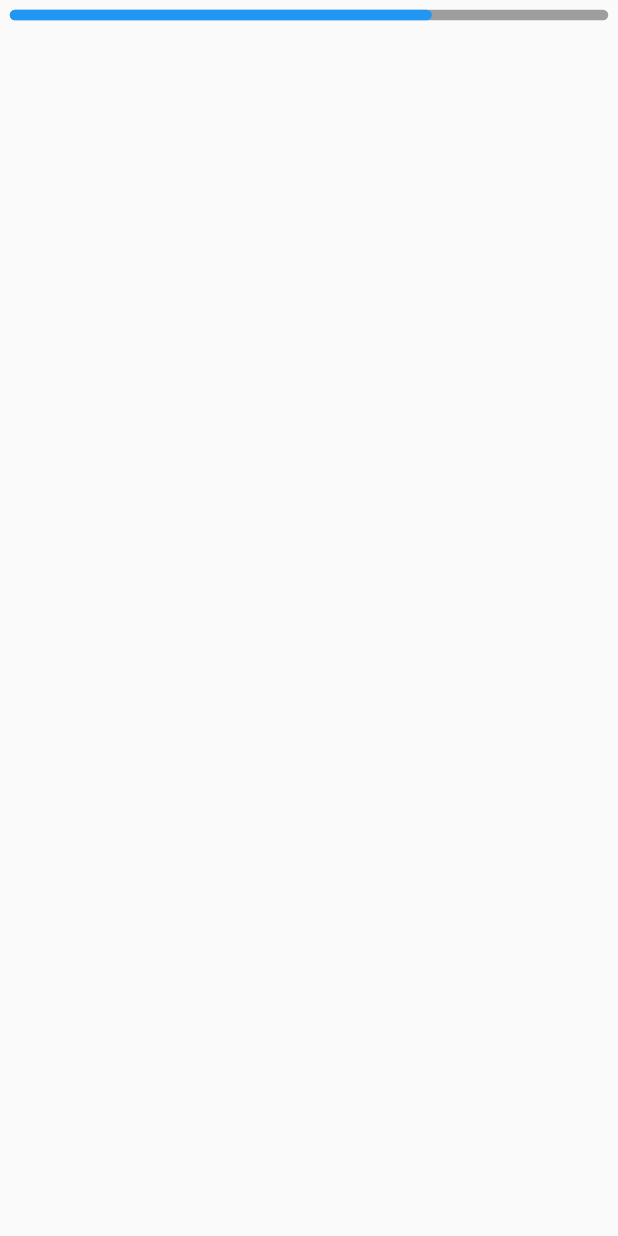
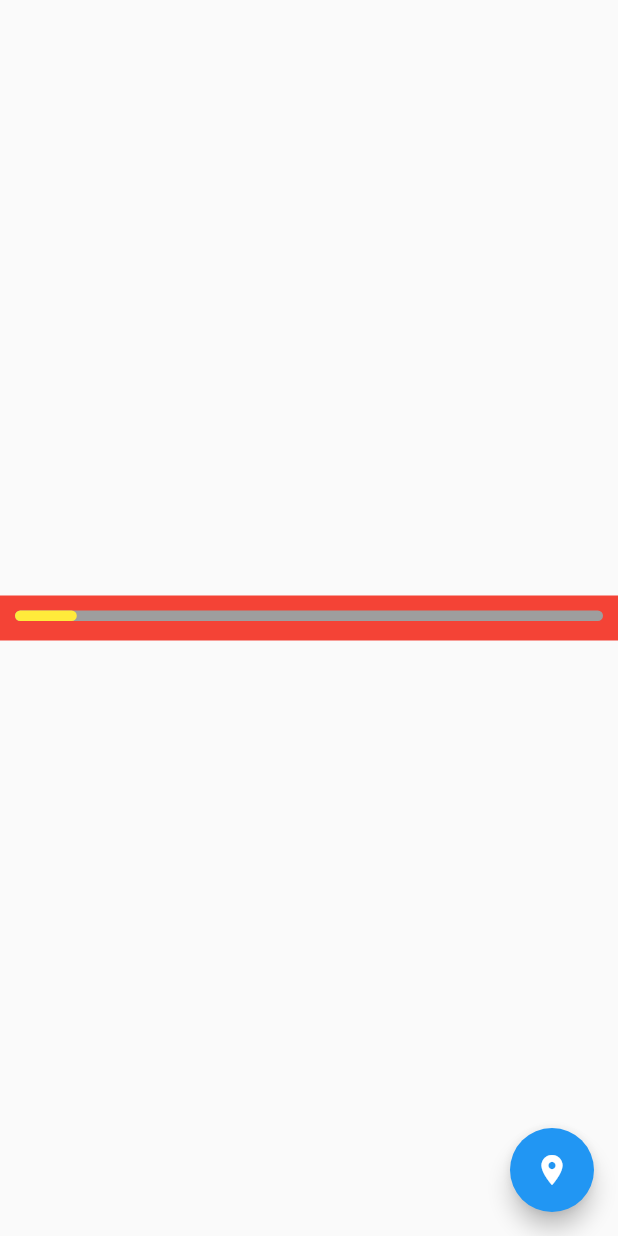
Before and after one commit to KitanoR/reto-zapato-flutter, a Flutter app: the screen it shows after launch, on a phone screen of 412 x 824 dp. Run offline on Flutter 3.47's test engine with Material 2 defaults, Android fonts, the phone set to English and light mode, and no system bars; our stand-ins replace animate_do.

```diff
--- a/lib/src/pages/progress_page.dart
+++ b/lib/src/pages/progress_page.dart
@@ -2,17 +2,37 @@ import 'package:flutter/material.dart';
 import 'package:zapatos/src/widgets/progress_bar.dart';
 
 
-class ProgressPage extends StatelessWidget {
+class ProgressPage extends StatefulWidget {
 
+  @override
+  _ProgressPageState createState() => _ProgressPageState();
+}
+
+class _ProgressPageState extends State<ProgressPage> {
+  double porcentaje = 10.0;
   @override
   Widget build(BuildContext context) {
     return Scaffold(
       body: SafeArea(
         child: Center(
           child: Container(
-            child: ProgressBarWidget(),
+            height: 30,
+            width: double.infinity,
+            color: Colors.red,
+            child: ProgressBarWidget(
+              porcentaje: porcentaje,
+              grosorPrimario: 7,
+            ),
           ),
      ),
+      ),
+      floatingActionButton: FloatingActionButton(
+        child: Icon(Icons.place),
+        onPressed: () {
+          this.setState((){
+            porcentaje += 5;
+          });
+        },
       ),
    );
   }
--- a/lib/src/widgets/progress_bar.dart
+++ b/lib/src/widgets/progress_bar.dart
@@ -6,14 +6,14 @@ class ProgressBarWidget extends StatefulWidget {
   final Color colorPrimario;
   final Color colorSecundario;
   final double grosorPrimario;
-  final bool tieneFondo;
+  final bool transaparente;
 
   ProgressBarWidget({
     @required this.porcentaje,
     this.colorPrimario = Colors.blue,
     this.colorSecundario = Colors.grey,
     this.grosorPrimario = 7,
-    this.tieneFondo=false
+    this.transaparente=false
   });
 
   @override
@@ -41,20 +41,45 @@ class _ProgressBarWidgetState extends State<ProgressBarWidget>  with SingleTicke
   }
   @override
   Widget build(BuildContext context) {
+
+     controller.forward(from:0.0);
+
+    final diferenciaAnimar = widget.porcentaje - porcentajeAnterior;
+    porcentajeAnterior = widget.porcentaje;
+
+    final size = MediaQuery.of(context).size;
+    final calculo = (widget.porcentaje - diferenciaAnimar) + (diferenciaAnimar * controller.value);
     return Container(
       padding: EdgeInsets.all(10),
       width: double.infinity,
       height: double.infinity,
-      child: CustomPaint(
-        painter: _BarraProgreso(
-          widget.porcentaje,
-          widget.colorPrimario,
-          widget.colorSecundario,
-          widget.grosorPrimario,
-          widget.tieneFondo
-        ),
-      ),
+      child: Stack(
+        children: <Widget>[
+          Container(
+            height: widget.grosorPrimario,
+            width: double.infinity,
+            decoration: BoxDecoration(
+              color: (widget.transaparente) ? Colors.transparent : widget.colorSecundario,
+              border: Border.all(
+                color: widget.colorSecundario
+              ),
+              borderRadius: BorderRadius.circular(widget.grosorPrimario)
+            ),
+          ),
+          AnimatedContainer(
+            duration: Duration(milliseconds: 200),
+            width: size.width * ( widget.porcentaje / 100 ),
+            height: widget.grosorPrimario,
+            decoration: BoxDecoration(
+              color: Colors.yellow,
+              borderRadius: BorderRadius.circular(widget.grosorPrimario)
+            ),
+          )
+        ],
+      )
     );
+
+
   }
 }
 
```
